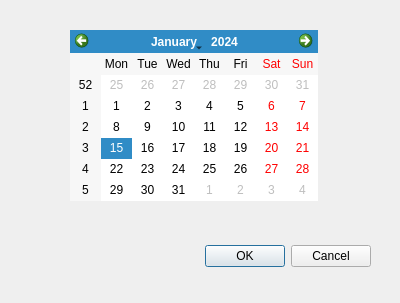
This is dialog.ui in wkfwnn/data_analyse as Qt 5 draws it before an edit. The edited form follows.
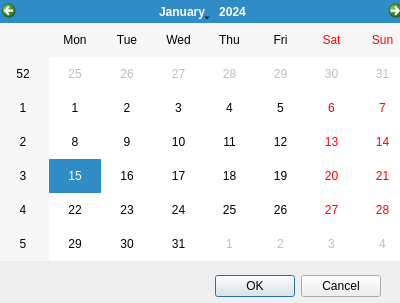
This is the edited form.

Diff of the .ui file:
```diff
--- a/dialog.ui
+++ b/dialog.ui
@@ -16,8 +16,8 @@
   <widget class="QDialogButtonBox" name="buttonBox">
    <property name="geometry">
     <rect>
-     <x>30</x>
-     <y>240</y>
+     <x>40</x>
+     <y>270</y>
      <width>341</width>
      <height>32</height>
     </rect>
@@ -32,10 +32,10 @@
   <widget class="QCalendarWidget" name="calendarWidget">
    <property name="geometry">
     <rect>
-     <x>70</x>
-     <y>30</y>
-     <width>248</width>
-     <height>171</height>
+     <x>-3</x>
+     <y>0</y>
+     <width>411</width>
+     <height>261</height>
     </rect>
    </property>
   </widget>
```
